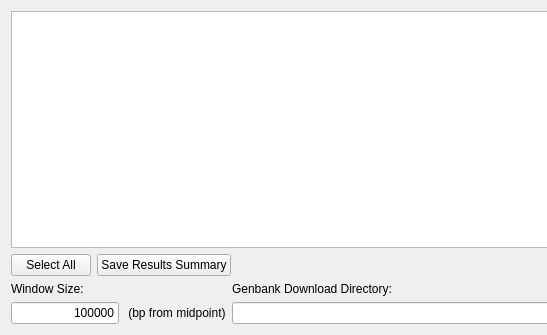
The window that resultsWindow.ui (emzodls/clusterArch) describes before a commit, drawn with Qt 5; both pictures show x 0 to 547 and y 0 to 335 of the 929 by 335 pixel window.
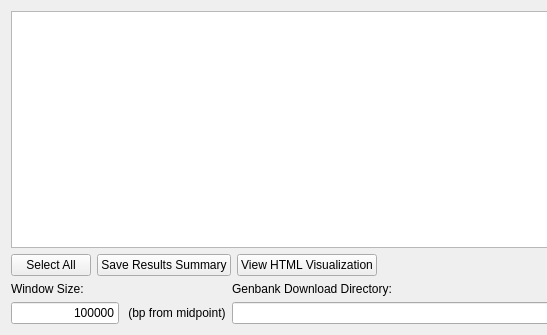
The same window after the commit.

Commit message: GUI interface to json visualization. TO DO: 1. Modify clean up method to clean up html files on program close 2. Modify save method to include HTML visualizations when saved 3. Add handles to generate index files for database creation and to search for index files when database is loaded

What changed in the file:
```diff
--- a/resultsWindow.ui
+++ b/resultsWindow.ui
@@ -76,6 +76,19 @@
        </property>
       </widget>
      </item>
+     <item>
+      <widget class="QPushButton" name="viewHTMLvisBtn">
+       <property name="sizePolicy">
+        <sizepolicy hsizetype="Fixed" vsizetype="Fixed">
+         <horstretch>0</horstretch>
+         <verstretch>0</verstretch>
+        </sizepolicy>
+       </property>
+       <property name="text">
+        <string>View HTML Visualization</string>
+       </property>
+      </widget>
+     </item>
      <item alignment="Qt::AlignRight">
       <widget class="QPushButton" name="closeBtn">
        <property name="enabled">
```
The commit also changes 5 other files.
